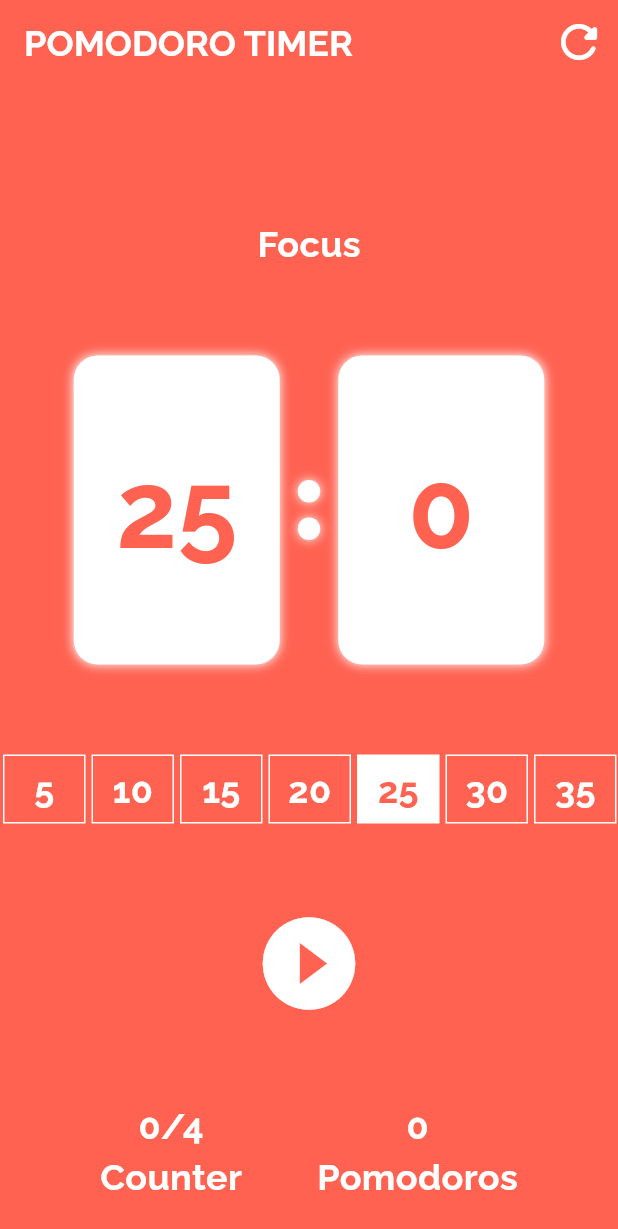
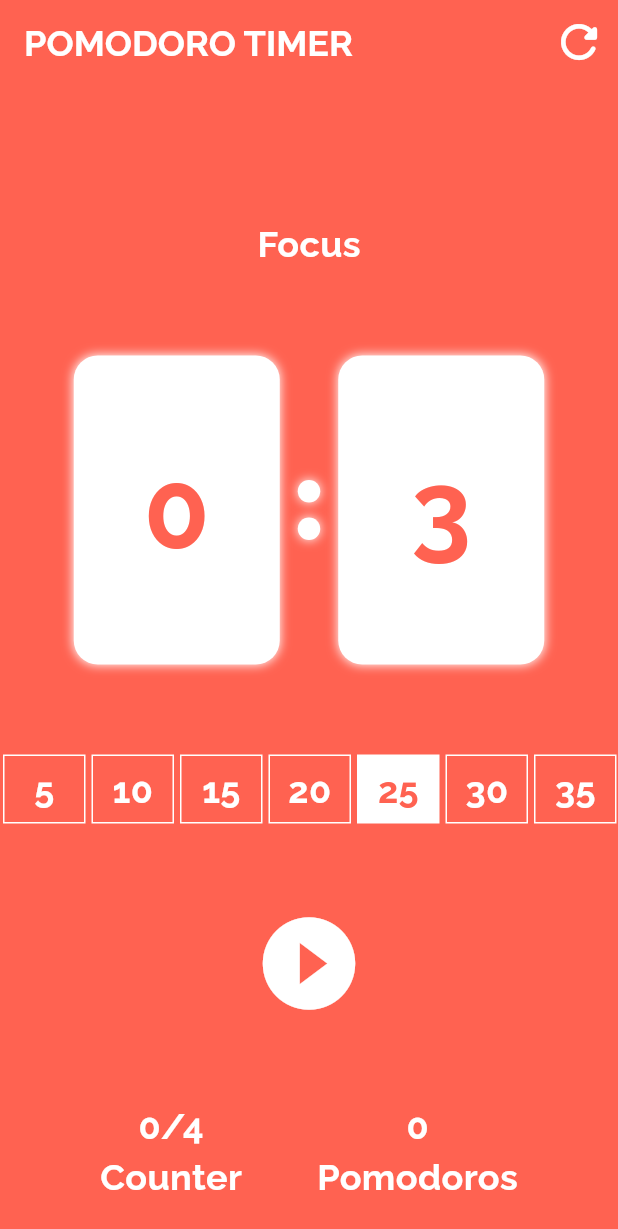
Before and after one commit to berkeyilmaz1/flutter_pomodoro, a Flutter app: the screen it shows after launch, on a phone screen of 412 x 824 dp. Shown: the top 1229 px of the screen. Run offline on Flutter 3.47's test engine with Material 3 defaults, Android fonts, the phone set to English and light mode, and no system bars; our stand-ins replace flutter_mobx, mobx; generated files the repository leaves out were written again.

Commit message:
breaktime update

```diff
--- a/lib/feature/pomodoro/view/pomodoro_view.dart
+++ b/lib/feature/pomodoro/view/pomodoro_view.dart
@@ -30,13 +30,15 @@ class _HomeViewState extends State<HomeView> {
           style: projectStyles.headerStyle,
         ),
         actions: [
-          AllIconButtons.filled(
+          widget.viewModel.themeChanger.themeData == redMode
+              ? AllIconButtons.filled(
                   onPressed: () {
                     widget.viewModel.timerStop();
                     widget.viewModel.resetTimer();
                   },
                   icon: const Icon(Icons.refresh_rounded),
                 )
+              : const SizedBox.shrink()
         ],
       ),
       body: Center(
@@ -118,7 +120,8 @@ class _HomeViewState extends State<HomeView> {
     return SizedBox(
       height: 50,
       child: Expanded(
-        child: ListView.builder(
+        child: widget.viewModel.themeChanger.themeData == redMode
+            ? ListView.builder(
                 scrollDirection: Axis.horizontal,
                 itemCount: 12,
                 itemBuilder: (BuildContext context, int index) {
@@ -131,7 +134,8 @@ class _HomeViewState extends State<HomeView> {
                     ),
                   );
                 },
-        ),
+              )
+            : const SizedBox.shrink(),
       ),
     );
   }
--- a/lib/feature/pomodoro/viewmodel/pomodoro_viewmodel.dart
+++ b/lib/feature/pomodoro/viewmodel/pomodoro_viewmodel.dart
@@ -18,9 +18,9 @@ abstract class _HomeViewModelBase with Store {
   @observable
   int selectedIndex = 4;
   @observable
-  int selectedMinutes = 25;
+  int selectedMinutes = 0;
   @observable
-  int selectedSeconds = 0;
+  int selectedSeconds = 3;
 
   @observable
   int count = 0;
--- a/lib/product/utility/components/time_select_box.dart
+++ b/lib/product/utility/components/time_select_box.dart
@@ -2,7 +2,7 @@ import 'package:flutter/material.dart';
 import 'package:pomodoro_app/product/utility/constants/paddings.dart';
 import 'package:pomodoro_app/product/utility/constants/project_colors.dart';
 
-class TimeSelectBox extends StatelessWidget {
+class TimeSelectBox extends StatefulWidget {
   const TimeSelectBox(
       {super.key,
       this.isSelected = false,
@@ -13,24 +13,32 @@ class TimeSelectBox extends StatelessWidget {
   final void Function()? onTap;
   final int minutesText;
   final int index;
+
+  @override
+  State<TimeSelectBox> createState() => _TimeSelectBoxState();
+}
+
+class _TimeSelectBoxState extends State<TimeSelectBox> {
+
+
   @override
   Widget build(BuildContext context) {
     final ProjectColors projectColors = ProjectColors();
     return Padding(
       padding: const ProjectPaddings.allSmall(),
       child: GestureDetector(
-        onTap: onTap,
+        onTap:  widget.onTap ,
         child: Container(
           width: 55,
           decoration: BoxDecoration(
             border: Border.all(color: projectColors.white),
-            color: isSelected
+            color: widget.isSelected
                 ? projectColors.white
                 : Theme.of(context).scaffoldBackgroundColor,
           ),
           child: Center(
-              child: Text(minutesText.toString(),
-                  style: isSelected
+              child: Text(widget.minutesText.toString(),
+                  style: widget.isSelected
                       ? TextStyle(
                           fontSize: 24,
                           fontWeight: FontWeight.w700,
```
Lines whose indentation alone changed are shown as unchanged.
